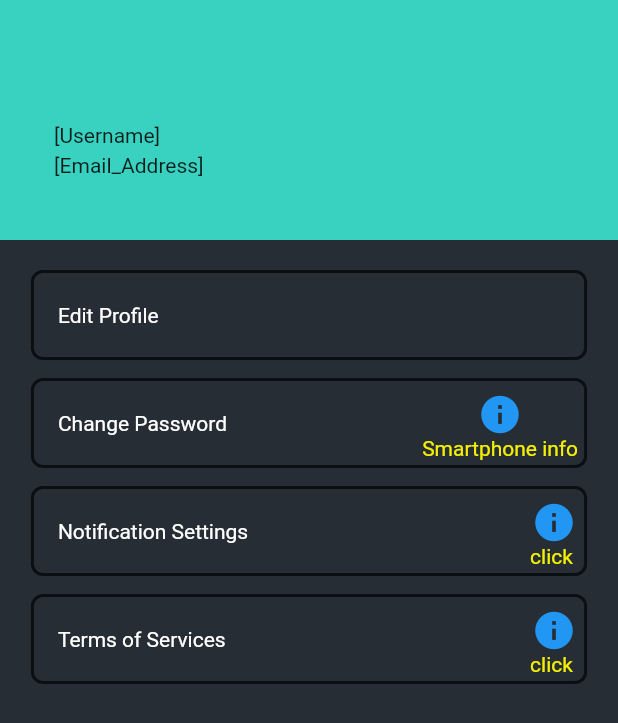
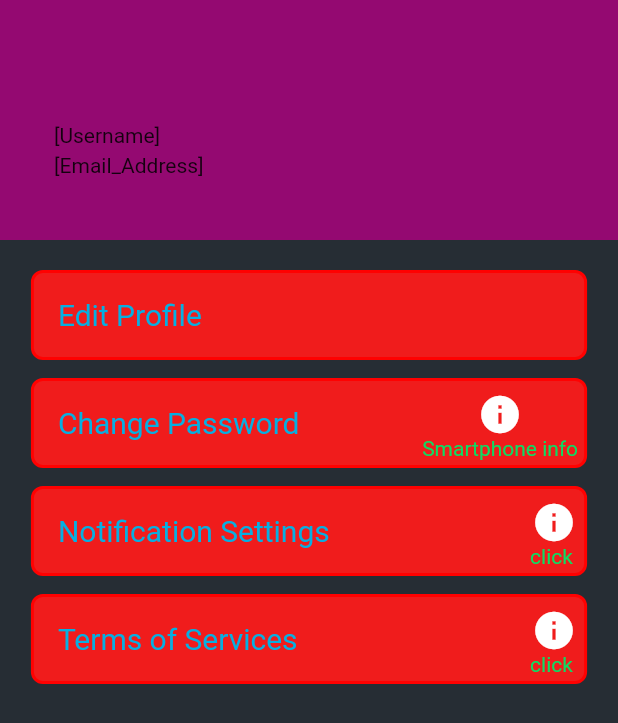
Before and after one commit to GabrielMarcus1/Gabe, a Flutter app: the SettingsPageWidget screen opened directly, on a phone screen of 412 x 824 dp. Shown: the top 723 px of the screen. Run offline on Flutter 3.47's test engine with Material 2 defaults, Android fonts, the phone set to English and light mode, and no system bars; missing offline and left inert: dart:ffi; Roboto replaces fonts that are missing (Lexend Deca, Montserrat).

Commit message:
Settings color and text size ariables created

```diff
--- a/lib/Settings.dart
+++ b/lib/Settings.dart
@@ -1,4 +1,6 @@
 //import 'dart:ui';
+import 'dart:ui';
+
 import 'package:flutter/material.dart';
 
 class SettingsPageWidget extends StatefulWidget {
@@ -9,19 +11,27 @@ class SettingsPageWidget extends StatefulWidget {
 }
 
 class _SettingsPageWidgetState extends State<SettingsPageWidget> {
-
- @override
+  Color backgroundColour = Color(0xFF262D34);
+  Color usernameAndPictureBackgroundColor = Color.fromARGB(255, 148, 9, 113);
+  Color settingOptionsText = Color.fromARGB(255, 6, 175, 226);
+  Color settingOptionsIcons = Colors.white;
+  Color settingsOptionsIconsText = Color.fromARGB(255, 14, 219, 99);
+  Color settingsOptionBorderBox = Color.fromARGB(255, 255, 1, 1);
+  String settingsOptionsTextFont = "Lexend Deca";
+  double settingOptionsTextSize = 20;
+  Color settingsOptionsBox=Color.fromARGB(255, 240, 28, 28);
+  @override
   initState() {
     super.initState();
+  }
 
-  }
   final scaffoldKey = GlobalKey<ScaffoldState>();
 
   @override
   Widget build(BuildContext context) {
     return Scaffold(
       key: scaffoldKey,
-      backgroundColor: Color(0xFF262D34),
+      backgroundColor: backgroundColour,
       body: Column(
         mainAxisSize: MainAxisSize.max,
         children: [
@@ -29,7 +39,7 @@ class _SettingsPageWidgetState extends State<SettingsPageWidget> {
             width: MediaQuery.of(context).size.width,
             height: 160,
             decoration: BoxDecoration(
-              color: Color(0xFF39D2C0),
+              color: usernameAndPictureBackgroundColor,
             ),
             child: Padding(
               padding: EdgeInsetsDirectional.fromSTEB(20, 40, 20, 0),
@@ -38,16 +48,16 @@ class _SettingsPageWidgetState extends State<SettingsPageWidget> {
                 mainAxisAlignment: MainAxisAlignment.start,
                 crossAxisAlignment: CrossAxisAlignment.center,
                 children: [
+                  //TO ADD USER PHOTO IF WE WANT TO
                   Card(
-                    clipBehavior: Clip.antiAliasWithSaveLayer,
-                    color: Color(0xFF30B2A3),
+                      /*  clipBehavior: Clip.antiAliasWithSaveLayer,
+                    color: Color.fromARGB(255, 255, 1, 1),
                     elevation: 0,
                     shape: RoundedRectangleBorder(
-                      borderRadius: BorderRadius.circular(8),
-                    ),
+                      borderRadius: BorderRadius.circular(18),
+                    ),*/
 
-                    //TOADD USER PHOTO IF WE WANT TO
-                  /*  child: Padding(
+                      /*  child: Padding(
                       padding: EdgeInsetsDirectional.fromSTEB(2, 2, 2, 2),
                       child: ClipRRect(
                         borderRadius: BorderRadius.circular(8),
@@ -59,7 +69,7 @@ class _SettingsPageWidgetState extends State<SettingsPageWidget> {
                         ),
                       ),
                     ), */
-                  ),
+                      ),
                   Expanded(
                     child: Padding(
                       padding: EdgeInsetsDirectional.fromSTEB(8, 0, 0, 0),
@@ -68,8 +78,8 @@ class _SettingsPageWidgetState extends State<SettingsPageWidget> {
                         mainAxisAlignment: MainAxisAlignment.center,
                         crossAxisAlignment: CrossAxisAlignment.start,
                         children: [
-                          Text('[Username]',   //TODO GET NAME
-                           style: TextStyle()),
+                          Text('[Username]', //TODO GET NAME
+                              style: TextStyle()),
                           Padding(
                             padding: EdgeInsetsDirectional.fromSTEB(0, 4, 0, 0),
                             child: Text(
@@ -92,7 +102,7 @@ class _SettingsPageWidgetState extends State<SettingsPageWidget> {
               mainAxisAlignment: MainAxisAlignment.center,
               children: [
                 Material(
-                  color: Colors.transparent,
+                  color: Color.fromARGB(0, 0, 0, 0),
                   elevation: 0,
                   shape: RoundedRectangleBorder(
                     borderRadius: BorderRadius.circular(8),
@@ -101,10 +111,10 @@ class _SettingsPageWidgetState extends State<SettingsPageWidget> {
                     width: MediaQuery.of(context).size.width * 0.9,
                     height: 60,
                     decoration: BoxDecoration(
-                      color: Color(0xFF262D34),
+                      color: settingsOptionsBox,
                       borderRadius: BorderRadius.circular(8),
                       border: Border.all(
-                        color: Color(0xFF090F13),
+                        color: settingsOptionBorderBox,
                         width: 2,
                       ),
                     ),
@@ -117,9 +127,9 @@ class _SettingsPageWidgetState extends State<SettingsPageWidget> {
                           Text(
                             'Edit Profile',
                             style: TextStyle(
-                              fontFamily: 'Lexend Deca',
-                              color: Colors.white,
-                              fontSize: 14,
+                              fontFamily: settingsOptionsTextFont,
+                              color: settingOptionsText,
+                              fontSize: settingOptionsTextSize,
                               fontWeight: FontWeight.normal,
                             ),
                           ),
@@ -164,10 +174,10 @@ class _SettingsPageWidgetState extends State<SettingsPageWidget> {
                     width: MediaQuery.of(context).size.width * 0.9,
                     height: 60,
                     decoration: BoxDecoration(
-                      color: Color(0xFF262D34),
+                      color: settingsOptionsBox,
                       borderRadius: BorderRadius.circular(8),
                       border: Border.all(
-                        color: Color(0xFF090F13),
+                        color: settingsOptionBorderBox,
                         width: 2,
                       ),
                     ),
@@ -180,9 +190,9 @@ class _SettingsPageWidgetState extends State<SettingsPageWidget> {
                           Text(
                             'Change Password',
                             style: TextStyle(
-                              fontFamily: 'Lexend Deca',
-                              color: Colors.white,
-                              fontSize: 14,
+                              fontFamily: settingsOptionsTextFont,
+                              color: settingOptionsText,
+                              fontSize: settingOptionsTextSize,
                               fontWeight: FontWeight.normal,
                             ),
                           ),
@@ -197,14 +207,14 @@ class _SettingsPageWidgetState extends State<SettingsPageWidget> {
                                 children: [
                                   Icon(
                                     Icons.info,
-                                    color: Colors.blue,
+                                    color: settingOptionsIcons,
                                     size: 30,
                                   ),
                                   Text(
                                     'Smartphone info',
                                     style: TextStyle(
                                       fontFamily: 'Montserrat',
-                                      color: Color(0xFFf5f000),
+                                      color: settingsOptionsIconsText,
                                     ),
                                   ),
                                 ],
@@ -235,10 +245,10 @@ class _SettingsPageWidgetState extends State<SettingsPageWidget> {
                     width: MediaQuery.of(context).size.width * 0.9,
                     height: 60,
                     decoration: BoxDecoration(
-                      color: Color(0xFF262D34),
+                      color: settingsOptionsBox,
                       borderRadius: BorderRadius.circular(8),
                       border: Border.all(
-                        color: Color(0xFF090F13),
+                        color: settingsOptionBorderBox,
                         width: 2,
                       ),
                     ),
@@ -251,9 +261,9 @@ class _SettingsPageWidgetState extends State<SettingsPageWidget> {
                           Text(
                             'Notification Settings',
                             style: TextStyle(
-                              fontFamily: 'Lexend Deca',
-                              color: Colors.white,
-                              fontSize: 14,
+                              fontFamily: settingsOptionsTextFont,
+                              color: settingOptionsText,
+                              fontSize: settingOptionsTextSize,
                               fontWeight: FontWeight.normal,
                             ),
                           ),
@@ -268,14 +278,14 @@ class _SettingsPageWidgetState extends State<SettingsPageWidget> {
                                 children: [
                                   Icon(
                                     Icons.info,
-                                    color: Colors.blue,
+                                    color: settingOptionsIcons,
                                     size: 30,
                                   ),
                                   Text(
                                     'click ',
                                     style: TextStyle(
                                       fontFamily: 'Montserrat',
-                                      color: Color(0xFFf5f000),
+                                      color: settingsOptionsIconsText,
                                     ),
                                   ),
                                 ],
@@ -306,10 +316,10 @@ class _SettingsPageWidgetState extends State<SettingsPageWidget> {
                     width: MediaQuery.of(context).size.width * 0.9,
                     height: 60,
                     decoration: BoxDecoration(
-                      color: Color(0xFF262D34),
+                      color:settingsOptionsBox,
                       borderRadius: BorderRadius.circular(8),
                       border: Border.all(
-                        color: Color(0xFF090F13),
+                        color: settingsOptionBorderBox,
                         width: 2,
                       ),
                     ),
@@ -322,9 +332,9 @@ class _SettingsPageWidgetState extends State<SettingsPageWidget> {
                           Text(
                             'Terms of Services',
                             style: TextStyle(
-                              fontFamily: 'Lexend Deca',
-                              color: Colors.white,
-                              fontSize: 14,
+                              fontFamily: settingsOptionsTextFont,
+                              color: settingOptionsText,
+                              fontSize: settingOptionsTextSize,
                               fontWeight: FontWeight.normal,
                             ),
                           ),
@@ -339,14 +349,14 @@ class _SettingsPageWidgetState extends State<SettingsPageWidget> {
                                 children: [
                                   Icon(
                                     Icons.info,
-                                    color: Colors.blue,
+                                    color: settingOptionsIcons,
                                     size: 30,
                                   ),
                                   Text(
                                     'click ',
                                     style: TextStyle(
                                       fontFamily: 'Montserrat',
-                                      color: Color(0xFFf5f000),
+                                      color: settingsOptionsIconsText,
                                     ),
                                   ),
                                 ],
```
